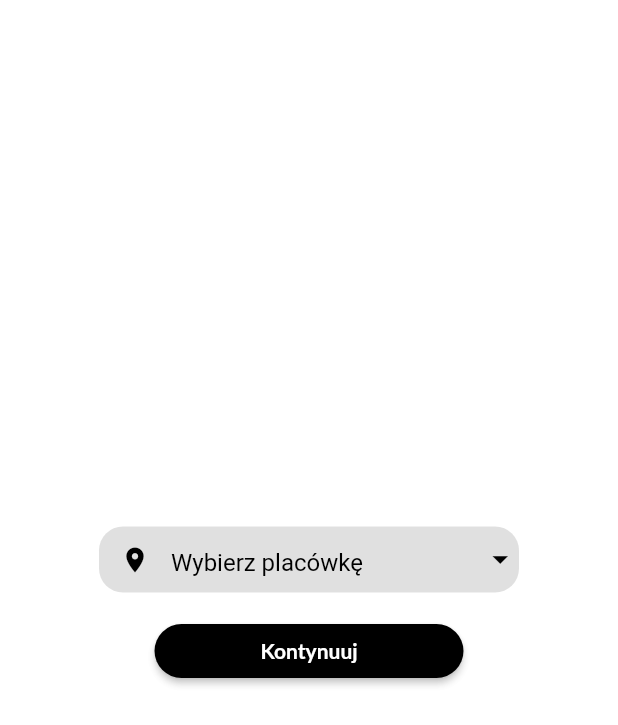
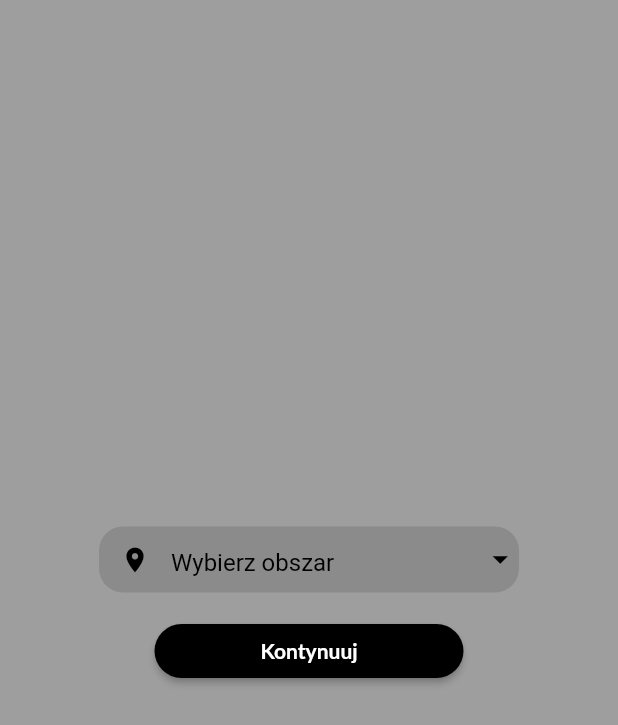
Before and after one commit to KacperMroz/locator, a Flutter app: the screen it shows after launch, after a tap on "Kontynuuj", on a phone screen of 412 x 824 dp. Shown: the top 725 px of the screen. Run offline on Flutter 3.47's test engine with Material 2 defaults, Android fonts, the phone set to English and light mode, and no system bars; our stand-ins replace bloc, cloud_firestore, equatable, firebase_core, flutter_bloc, get_it and 2 more; missing offline and left inert: device_information, flutter_background_geolocation; accounts and stored records are empty; Roboto replaces fonts that are missing (Lato).

Commit message:
address + button changes

```diff
--- a/lib/page/home_page.dart
+++ b/lib/page/home_page.dart
@@ -17,12 +17,14 @@ class HomePage extends StatefulWidget {
 class _LocationState extends State<HomePage> {
   LocatorCubit _bloc = getIt.get<LocatorCubit>();
 
+
   @override
   Widget build(BuildContext context) {
     return BlocBuilder<LocatorCubit, LocatorState>(
       bloc: _bloc,
       builder: (context, state) {
         return Scaffold(
+            backgroundColor: Colors.grey,
             body: Center(
               child: Column(
                 mainAxisAlignment: MainAxisAlignment.center,
--- a/lib/page/locator/cubit/locator_cubit.dart
+++ b/lib/page/locator/cubit/locator_cubit.dart
@@ -20,28 +20,28 @@ class LocatorCubit extends Cubit<LocatorState> {
   final Permission _permission = Permission.phone;
 
   List<bg.Geofence> geofences = [
-    bg.Geofence(
-        identifier: 'DOM',
-        radius: 150,
-        latitude: 50.0507085,
-        longitude: 19.9294436,
-        notifyOnEntry: true,
-        notifyOnExit: true,
-        loiteringDelay: 10000),
-    bg.Geofence(
-      identifier: 'DOM2',
-      radius: 150,
-      latitude: 50.6949,
-      longitude: 20.4600,
-      notifyOnEntry: true,
-      notifyOnExit: true,
-      loiteringDelay: 10000,
-    ),
+    // bg.Geofence(
+    //     identifier: 'DOM',
+    //     radius: 150,
+    //     latitude: 50.0507085,
+    //     longitude: 19.9294436,
+    //     notifyOnEntry: true,
+    //     notifyOnExit: true,
+    //     loiteringDelay: 10000),
+    // bg.Geofence(
+    //   identifier: 'DOM2',
+    //   radius: 150,
+    //   latitude: 50.6949,
+    //   longitude: 20.4600,
+    //   notifyOnEntry: true,
+    //   notifyOnExit: true,
+    //   loiteringDelay: 10000,
+    // ),
     bg.Geofence(
       identifier: 'IMPEL',
-      radius: 500,
-      latitude: 51.128075,
-      longitude: 17.045076,
+      radius: 250,
+      latitude: 51.1290565,
+      longitude: 17.0456286,
       notifyOnEntry: true,
       notifyOnExit: true,
       loiteringDelay: 10000,
@@ -49,7 +49,7 @@ class LocatorCubit extends Cubit<LocatorState> {
   ];
 
   void saveLocation() {
-    FirebaseFirestore.instance.collection('locationWithDate').add({
+    FirebaseFirestore.instance.collection('Slonimskiego 6').add({
       'latitude': state.latitude,
       'longitude': state.longitude,
       'imei': state.imei,
--- a/lib/page/locator/views/background_locator_page.dart
+++ b/lib/page/locator/views/background_locator_page.dart
@@ -1,10 +1,7 @@
-import 'package:flutter/cupertino.dart';
 import 'package:flutter/material.dart';
 import 'package:flutter_bloc/flutter_bloc.dart';
-import 'package:locator/app/injection.dart';
 import 'package:locator/page/locator/cubit/locator_cubit.dart';
 import 'package:locator/page/locator/views/background_locator_view.dart';
-import 'package:locator/page/splash.dart';
 
 import '../../../theme/app_colors.dart';
 import '../../../widgets/background_view.dart';
@@ -19,17 +16,6 @@ class BackgroundLocatorPage extends StatelessWidget {
       create: (context) => LocatorCubit()..initialize(),
       child: MaterialApp(
         home: Scaffold(
-          floatingActionButton: ElevatedButton(
-            child: Text('Stop'),
-            onPressed: (){
-              getIt.get<LocatorCubit>().stopService();
-              Navigator.of(context).push(
-                MaterialPageRoute(
-                    builder: (context) => SplashPage()
-                ),
-              );
-            },
-          ),
           body: GradientBackgroundView(
             height: MediaQuery.of(context).size.height * 0.3,
             child: Scaffold(
--- a/lib/page/locator/views/location_content_column.dart
+++ b/lib/page/locator/views/location_content_column.dart
@@ -1,4 +1,9 @@
 import 'package:flutter/material.dart';
+import 'package:locator/page/home_page.dart';
+import 'package:locator/widgets/buttons/rounded_button.dart';
+
+import '../../../app/injection.dart';
+import '../cubit/locator_cubit.dart';
 
 class LocationContentColumn extends StatelessWidget {
   const LocationContentColumn({
@@ -37,7 +42,19 @@ class LocationContentColumn extends StatelessWidget {
         Text('Id: $uuid'),
         Text('Aktywność ruchowa:$motionActivity '),
         Text('Przebyty dystans: $odometer km'),
-        Text('IMEI: $imei')
+        Text('IMEI: $imei'),
+        RoundedButton(
+          label: 'Zmień obszar',
+          onPressed: () {
+            getIt.get<LocatorCubit>().stopService();
+            Navigator.of(context).push(
+              MaterialPageRoute(
+                builder: (context) => const HomePage(),
+              ),
+            );
+            getIt.resetLazySingleton<LocatorCubit>();
+          },
+        ),
       ]
           .expand(
             (element) => [
--- a/lib/page/splash.dart
+++ b/lib/page/splash.dart
@@ -38,7 +38,7 @@ class _SplashPageState extends State<SplashPage> {
       } else {
         Navigator.of(context).push(
           MaterialPageRoute(
-              builder: (context) => BackgroundLocatorPage()
+              builder: (context) => const BackgroundLocatorPage()
           ),
         );
       }
@@ -106,7 +106,7 @@ class _SplashPageState extends State<SplashPage> {
 
   static Route _buildRoute(BuildContext context, Object? params) {
     return MaterialPageRoute<void>(
-      builder: (BuildContext context) => HomePage(),
+      builder: (BuildContext context) => const HomePage(),
     );
   }
 
--- a/lib/widgets/buttons/location_dropdown.dart
+++ b/lib/widgets/buttons/location_dropdown.dart
@@ -16,7 +16,7 @@ class LocationDropdownButtonState extends State<LocationDropdownButton> {
   String dropdownValue = '';
 
   final items = [
-    'A.Słonimskiego 1a, Wrocław',
+    'A.Słonimskiego 6, Wrocław',
   ];
 
   @override
@@ -33,7 +33,7 @@ class LocationDropdownButtonState extends State<LocationDropdownButton> {
           iconSize: 25,
           isExpanded: true,
           hint: Text(
-            'Wybierz placówkę',
+            'Wybierz obszar',
             style: AppTextStyles.chooseRegion(),
           ),
           decoration: const InputDecoration(
```
Lines whose indentation alone changed are shown as unchanged.
